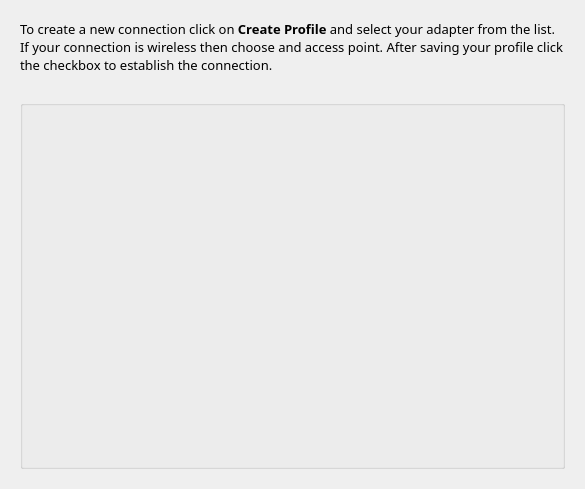
Above: kde/kaptan/src/gui/networkWidget.ui from pars-linux/uludag before the change. Below: the same form after it.
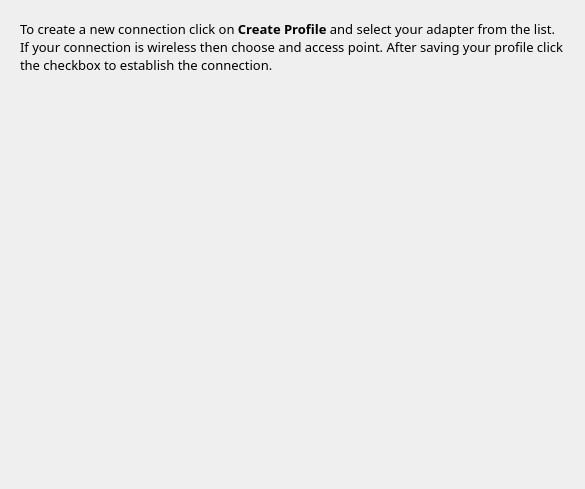
That is the form after the change.

What changed in the file:
```diff
--- a/kde/kaptan/src/gui/networkWidget.ui
+++ b/kde/kaptan/src/gui/networkWidget.ui
@@ -85,6 +85,7 @@
 }*/
 #groupBox{
 margin:0px;
+border:0px;
 }</string>
      </property>
      <property name="title">
```
